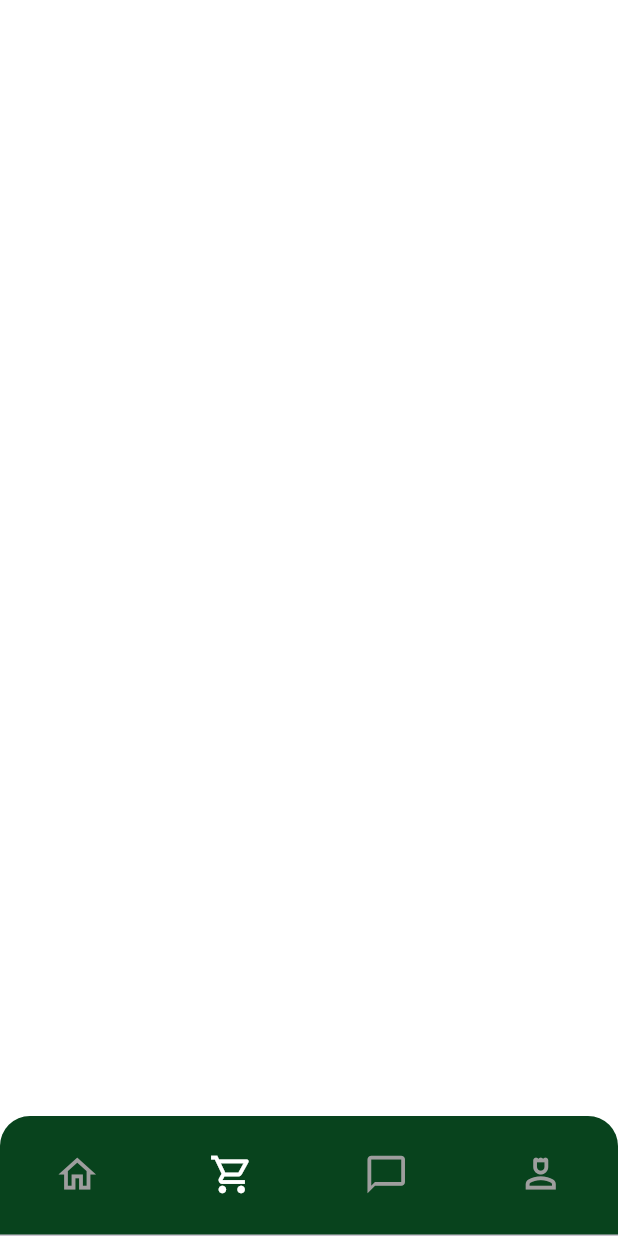
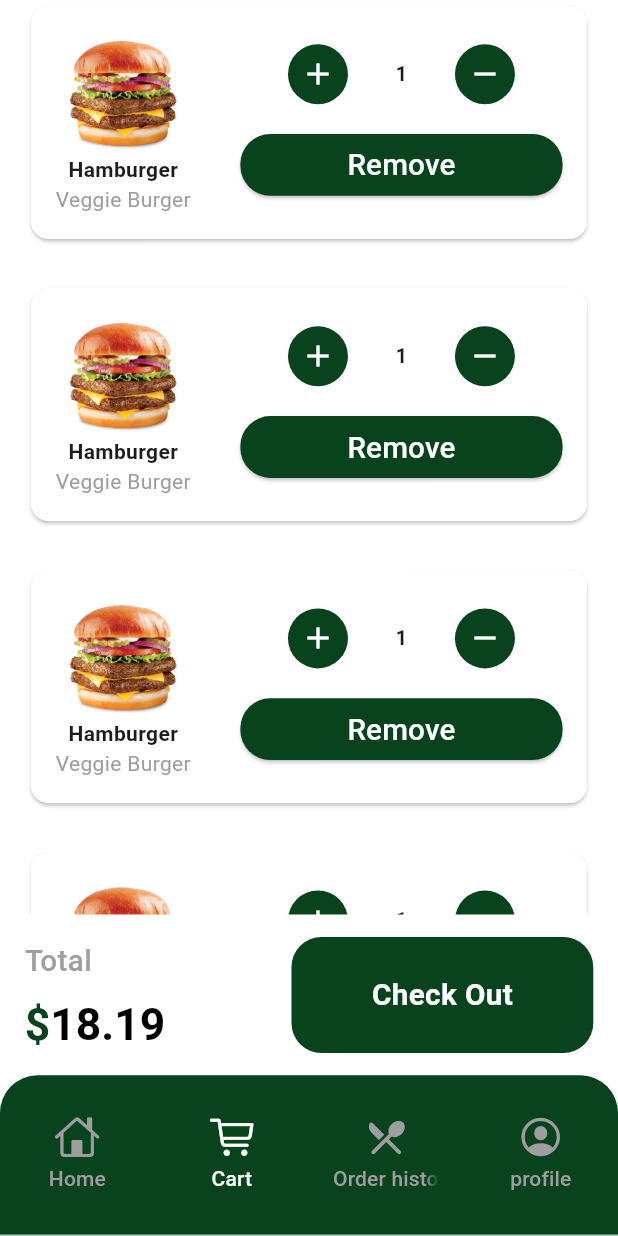
Before and after one commit to Wsamr/Hungry-App, a Flutter app: the BottomNavWidget screen opened by its route, item 2 of the bottom bar chosen, on a phone screen of 412 x 824 dp. Run offline on Flutter 3.47's test engine with Material 3 defaults, Android fonts, the phone set to English and light mode, and no system bars; our stand-ins replace bloc, device_preview, dio, flutter_bloc, flutter_secure_storage, get_it and 3 more; missing offline and left inert: svg_flutter; accounts and stored records are empty; network calls fail.

Commit message:
finish_cart_ui

```diff
--- a/lib/core/widgets/bottom_nav_widget.dart
+++ b/lib/core/widgets/bottom_nav_widget.dart
@@ -1,7 +1,9 @@
 import 'package:flutter/material.dart';
 import 'package:flutter_bloc/flutter_bloc.dart';
 import 'package:restaurant_app_sonic/core/service/service_locator.dart';
+import 'package:restaurant_app_sonic/core/utils/screen.dart';
 import 'package:restaurant_app_sonic/core/widgets/custom_tab_bar.dart';
+import 'package:restaurant_app_sonic/features/cart/views/cart_view.dart';
 import 'package:restaurant_app_sonic/features/home/view/home_view.dart';
 import 'package:restaurant_app_sonic/features/profile/cubit/profile_cubit.dart';
 import 'package:restaurant_app_sonic/features/profile/view/profile_view.dart';
@@ -10,13 +12,14 @@ class BottomNavWidget extends StatelessWidget {
   BottomNavWidget({super.key});
   final List<Widget> screens = const [
     HomeView(),
-    Scaffold(),
+    CartView(),
     Scaffold(),
     ProfileView(),
   ];
   int index = 0;
   @override
   Widget build(BuildContext context) {
+    Screen.init(context);
     return DefaultTabController(
       length: screens.length,
       child: MultiBlocProvider(
--- a/lib/features/product/views/widgets/add_to_cart_container.dart
+++ b/lib/core/widgets/bottom_salary_container.dart
@@ -4,9 +4,10 @@ import 'package:restaurant_app_sonic/core/utils/res_text_size.dart';
 import 'package:restaurant_app_sonic/core/utils/screen.dart';
 import 'package:restaurant_app_sonic/core/widgets/custom_button_container.dart';
 
-class AddToCartContainer extends StatelessWidget {
-  const AddToCartContainer({super.key});
-
+class BottomSlaryContainer extends StatelessWidget {
+  const BottomSlaryContainer({super.key, this.buttonName, this.onTap});
+  final String? buttonName;
+  final void Function()? onTap;
   @override
   Widget build(BuildContext context) {
     return Container(
@@ -52,7 +53,10 @@ class AddToCartContainer extends StatelessWidget {
                 ),
               ],
             ),
-            CustomButtonContainer(title: "Add To Cart"),
+            CustomButtonContainer(
+              title: buttonName ?? "Add To Cart",
+              onTap: onTap,
+            ),
           ],
         ),
       ),
--- a/lib/core/widgets/custom_button_widget.dart
+++ b/lib/core/widgets/custom_button_widget.dart
@@ -24,8 +24,7 @@ class CustomButtonWidget extends StatelessWidget {
         backgroundColor: AppColors.mainColor,
         shape: RoundedRectangleBorder(borderRadius: BorderRadius.circular(20)),
       ),
-      child: Padding(
-        padding: const EdgeInsets.all(8.0),
+      child: Center(
         child: Text(
           title,
           style: TextStyle(
--- a/lib/core/widgets/custom_tab_bar.dart
+++ b/lib/core/widgets/custom_tab_bar.dart
@@ -1,5 +1,7 @@
+import 'package:flutter/cupertino.dart';
 import 'package:flutter/material.dart';
 import 'package:restaurant_app_sonic/core/constants/app_colors.dart';
+import 'package:restaurant_app_sonic/core/utils/screen.dart';
 
 class CustomTabBar extends StatelessWidget {
   const CustomTabBar({super.key});
@@ -7,12 +9,12 @@ class CustomTabBar extends StatelessWidget {
   @override
   Widget build(BuildContext context) {
     return Container(
-      height: 80,
+      height: Screen.h * .13,
       decoration: BoxDecoration(
         color: AppColors.mainColor,
         borderRadius: BorderRadius.only(
-          topLeft: Radius.circular(20),
-          topRight: Radius.circular(20),
+          topLeft: Radius.circular(25),
+          topRight: Radius.circular(25),
         ),
       ),
       child: TabBar(
@@ -21,10 +23,16 @@ class CustomTabBar extends StatelessWidget {
         labelColor: Colors.white,
         // textScaler: TextScaler.linear(BorderSide.strokeAlignOutside),
         tabs: [
-          Tab(icon: Icon(Icons.home_outlined, size: 30)),
-          Tab(icon: Icon(Icons.shopping_cart_outlined, size: 30)),
-          Tab(icon: Icon(Icons.chat_bubble_outline, size: 30)),
-          Tab(icon: Icon(Icons.person_4_outlined, size: 30)),
+          Tab(icon: Icon(CupertinoIcons.home, size: 30), text: "Home"),
+          Tab(icon: Icon(CupertinoIcons.cart, size: 30), text: "Cart"),
+          Tab(
+            icon: Icon(Icons.local_dining_rounded, size: 30),
+            text: "Order history",
+          ),
+          Tab(
+            icon: Icon(CupertinoIcons.profile_circled, size: 30),
+            text: "profile",
+          ),
         ],
       ),
     );
--- /dev/null
+++ b/lib/features/cart/views/cart_view.dart
@@ -0,0 +1,17 @@
+import 'package:flutter/material.dart';
+import 'package:restaurant_app_sonic/core/utils/screen.dart';
+import 'package:restaurant_app_sonic/core/widgets/bottom_salary_container.dart';
+import 'package:restaurant_app_sonic/features/cart/views/widgets/cart_item_list.dart';
+
+class CartView extends StatelessWidget {
+  const CartView({super.key});
+
+  @override
+  Widget build(BuildContext context) {
+    Screen.init(context);
+    return Scaffold(
+      body: CartItemsList(),
+      bottomSheet: BottomSlaryContainer(buttonName: "Check Out"),
+    );
+  }
+}
--- /dev/null
+++ b/lib/features/cart/views/widgets/cart_item_details_section.dart
@@ -0,0 +1,24 @@
+import 'package:flutter/material.dart';
+import 'package:restaurant_app_sonic/core/utils/screen.dart';
+
+class CartItemDetailseSection extends StatelessWidget {
+  const CartItemDetailseSection({
+    super.key,
+    required this.image,
+    required this.title,
+    required this.des,
+  });
+  final String image;
+  final String title;
+  final String des;
+  @override
+  Widget build(BuildContext context) {
+    return Column(
+      children: [
+        Image.asset(image, height: Screen.h * .1, fit: BoxFit.cover),
+        Text(title, style: TextStyle(fontWeight: FontWeight.w600)),
+        Text(des, style: TextStyle(color: Colors.grey)),
+      ],
+    );
+  }
+}
--- /dev/null
+++ b/lib/features/cart/views/widgets/cart_item_list.dart
@@ -0,0 +1,24 @@
+import 'package:flutter/material.dart';
+import 'package:restaurant_app_sonic/core/utils/screen.dart';
+import 'package:restaurant_app_sonic/features/cart/views/cart_view.dart';
+import 'package:restaurant_app_sonic/features/cart/views/widgets/cart_item_widget.dart';
+
+class CartItemsList extends StatelessWidget {
+  const CartItemsList({super.key});
+
+  @override
+  Widget build(BuildContext context) {
+    return Padding(
+      padding: EdgeInsets.symmetric(horizontal: Screen.w * .04),
+      child: ListView.separated(
+        itemCount: 10,
+        itemBuilder: (context, index) {
+          return CartItemWidget();
+        },
+        separatorBuilder: (context, index) {
+          return SizedBox(height: Screen.h * .03);
+        },
+      ),
+    );
+  }
+}
--- /dev/null
+++ b/lib/features/cart/views/widgets/cart_item_quanity_section.dart
@@ -0,0 +1,46 @@
+import 'package:flutter/material.dart';
+import 'package:restaurant_app_sonic/core/utils/res_text_size.dart';
+import 'package:restaurant_app_sonic/core/utils/screen.dart';
+import 'package:restaurant_app_sonic/core/widgets/custom_button_widget.dart';
+import 'package:restaurant_app_sonic/features/cart/views/widgets/custom_circle_icon_button.dart';
+
+class CartItemQuantitySection extends StatelessWidget {
+  const CartItemQuantitySection({
+    super.key,
+    this.removeOnTap,
+    this.addOnTap,
+    this.value = 1,
+    this.minusOnTap,
+  });
+  final void Function()? minusOnTap;
+  final void Function()? addOnTap;
+  final void Function()? removeOnTap;
+  final int? value;
+  @override
+  Widget build(BuildContext context) {
+    return Column(
+      children: [
+        Row(
+          mainAxisAlignment: MainAxisAlignment.spaceEvenly,
+          children: [
+            CustomCircleIconButton(iconData: Icons.add, onTap: addOnTap),
+            Text(
+              value.toString(),
+              style: TextStyle(
+                fontSize: ResTextSize.getResFontSize(context, fontSize: 16),
+                fontWeight: FontWeight.bold,
+              ),
+            ),
+            CustomCircleIconButton(onTap: minusOnTap, iconData: Icons.remove),
+          ],
+        ),
+        SizedBox(height: Screen.h * .02),
+        CustomButtonWidget(
+          title: "Remove",
+          size: Size(double.infinity, Screen.h * .05),
+          onPressed: removeOnTap,
+        ),
+      ],
+    );
+  }
+}
--- /dev/null
+++ b/lib/features/cart/views/widgets/cart_item_widget.dart
@@ -0,0 +1,33 @@
+import 'package:flutter/material.dart';
+import 'package:restaurant_app_sonic/core/constants/app_images.dart';
+import 'package:restaurant_app_sonic/core/utils/screen.dart';
+import 'package:restaurant_app_sonic/features/cart/views/widgets/cart_item_details_section.dart';
+import 'package:restaurant_app_sonic/features/cart/views/widgets/cart_item_quanity_section.dart';
+
+class CartItemWidget extends StatelessWidget {
+  const CartItemWidget({super.key});
+
+  @override
+  Widget build(BuildContext context) {
+    return Card(
+      color: Colors.white,
+      child: Padding(
+        padding: EdgeInsets.symmetric(
+          horizontal: Screen.w * .04,
+          vertical: Screen.h * .02,
+        ),
+        child: Row(
+          children: [
+            CartItemDetailseSection(
+              image: AppImages.testImage,
+              title: "Hamburger",
+              des: "Veggie Burger",
+            ),
+            SizedBox(width: Screen.h * .04),
+            Expanded(child: CartItemQuantitySection(removeOnTap: () {})),
+          ],
+        ),
+      ),
+    );
+  }
+}
--- /dev/null
+++ b/lib/features/cart/views/widgets/custom_circle_icon_button.dart
@@ -0,0 +1,18 @@
+import 'package:flutter/material.dart';
+import 'package:restaurant_app_sonic/core/constants/app_colors.dart';
+
+class CustomCircleIconButton extends StatelessWidget {
+  const CustomCircleIconButton({super.key, this.onTap, required this.iconData});
+  final void Function()? onTap;
+  final IconData iconData;
+  @override
+  Widget build(BuildContext context) {
+    return GestureDetector(
+      onTap: onTap,
+      child: CircleAvatar(
+        backgroundColor: AppColors.mainColor,
+        child: Icon(iconData, color: Colors.white),
+      ),
+    );
+  }
+}
--- a/lib/features/product/views/product_details_view.dart
+++ b/lib/features/product/views/product_details_view.dart
@@ -1,7 +1,7 @@
 import 'package:flutter/material.dart';
 import 'package:restaurant_app_sonic/core/constants/app_images.dart';
 import 'package:restaurant_app_sonic/core/utils/screen.dart';
-import 'package:restaurant_app_sonic/features/product/views/widgets/add_to_cart_container.dart';
+import 'package:restaurant_app_sonic/core/widgets/bottom_salary_container.dart';
 import 'package:restaurant_app_sonic/features/product/views/widgets/product_details_top_section.dart';
 import 'package:restaurant_app_sonic/features/product/views/widgets/product_options_section.dart';
 
@@ -29,9 +29,8 @@ class ProductDetailsView extends StatelessWidget {
           ],
         ),
       ),
-      floatingActionButtonLocation:
-          FloatingActionButtonLocation.miniCenterDocked,
-      floatingActionButton: AddToCartContainer(),
+
+      bottomSheet: BottomSlaryContainer(),
     );
   }
 }
```
